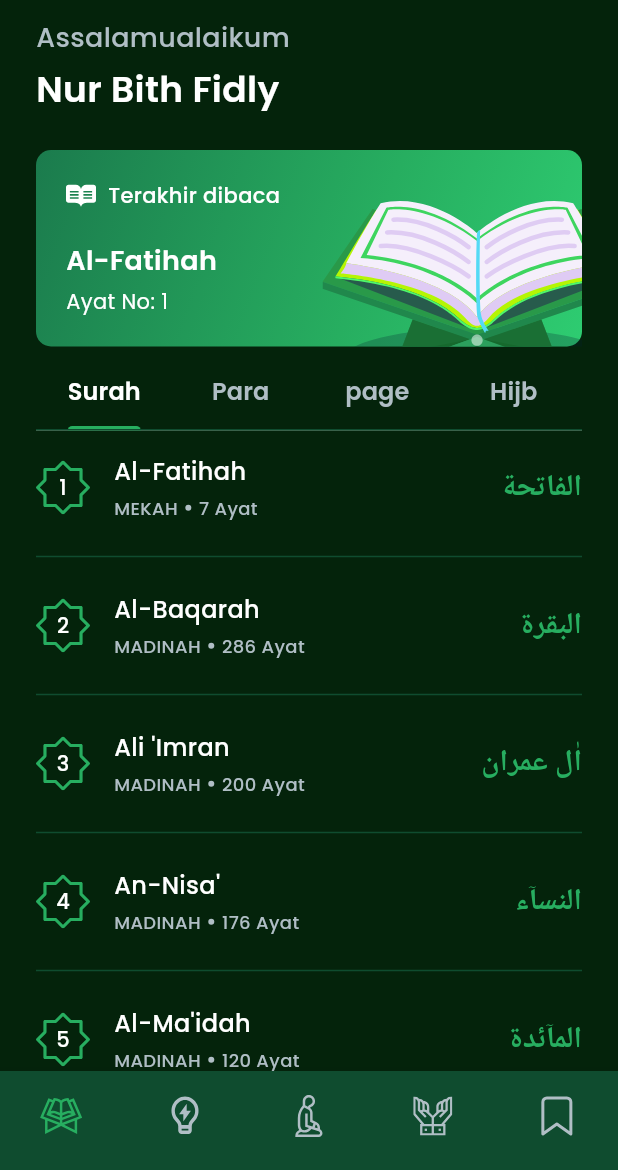
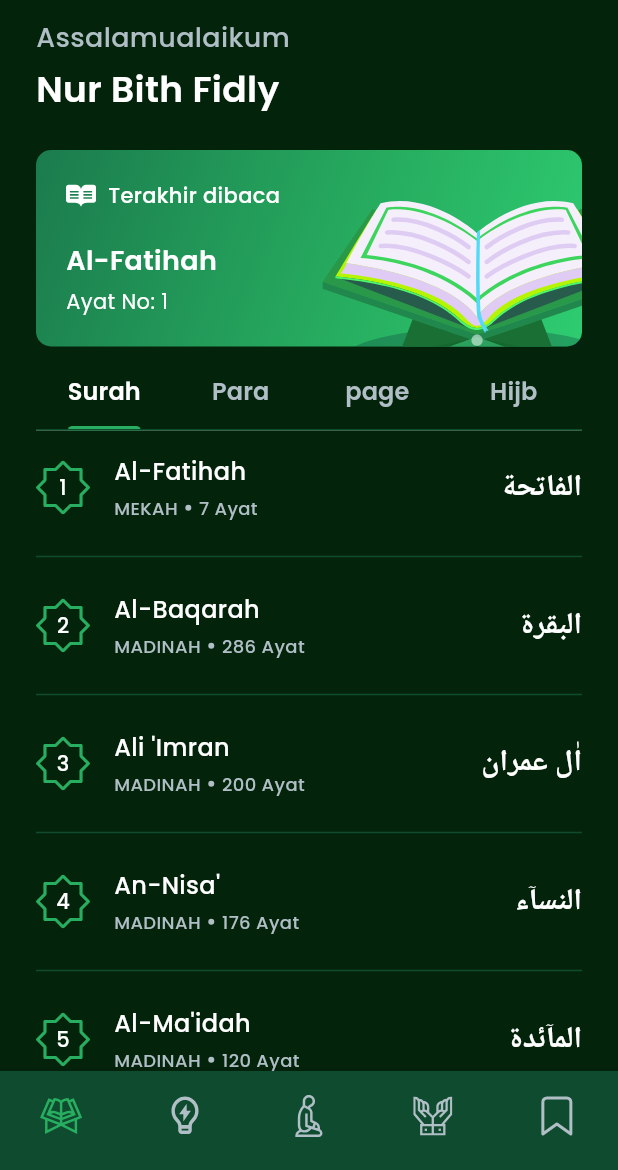
Before and after one commit to NBFiidly/the_holy_quran, a Flutter app: the HomeScreen screen opened directly, on a phone screen of 412 x 824 dp, the part 66-1236 px from its top. Run offline on Flutter 3.47's test engine with Material 3 defaults, Android fonts, the phone set to English and light mode, and no system bars; our stand-ins replace connectivity_plus, dio, flutter_svg, google_fonts; Roboto replaces fonts that are missing (Amiri).

Commit message:
fix: Update bottom navigation label from "Quran" to "Bookmark" and change Surah text color to white

```diff
--- a/lib/screens/home_screen.dart
+++ b/lib/screens/home_screen.dart
@@ -193,7 +193,7 @@ class HomeScreen extends StatelessWidget {
       _bottomBarItem(icon: "assets/svgs/lamp-icon.svg", label: "Tips"),
       _bottomBarItem(icon: "assets/svgs/pray-icon.svg", label: "Ibadah"),
       _bottomBarItem(icon: "assets/svgs/doa-icon.svg", label: "Doa"),
-      _bottomBarItem(icon: "assets/svgs/bookmark-icon.svg", label: "Quran"),
+      _bottomBarItem(icon: "assets/svgs/bookmark-icon.svg", label: "Bookmark"),
     ],
   );
 
--- a/lib/tabs/surah_tab.dart
+++ b/lib/tabs/surah_tab.dart
@@ -118,7 +118,7 @@ class SurahTab extends StatelessWidget {
               Text(
                 surah.nama,
                 style: GoogleFonts.amiri(
-                  color: primary,
+                  color: Colors.white,
                   fontSize: 20,
                   fontWeight: FontWeight.bold,
                 ),
```
